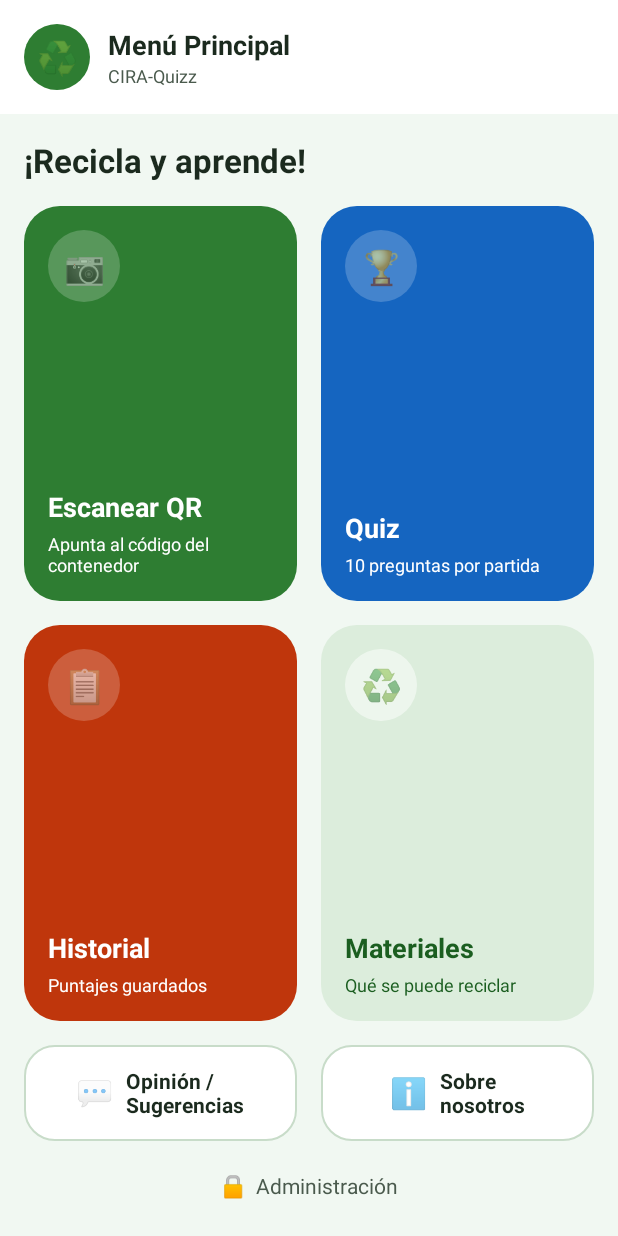
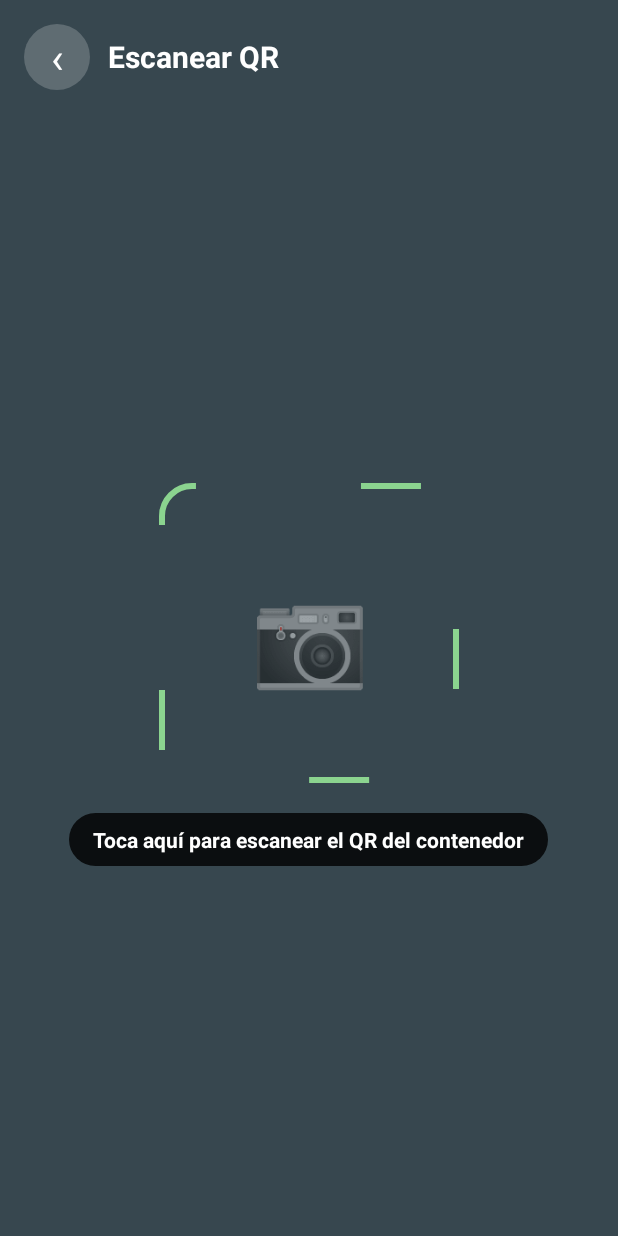
Before and after one commit to Nainali-Pixel/CIRA-Quizz, an Android app: the screen it shows after launch (MenuActivity before the commit, EscanearQrActivity after it), after a tap on an icon or button, on a phone screen of 412 x 824 dp. Run offline under Robolectric (Android 15) with nearby library versions, the phone set to English and light mode, and no system bars; libraries missing offline, so code that uses them is left out: com.journeyapps.barcodescanner; 6 statements that could not run were skipped.

Commit message:
Pantalla Escanear QR con catálogo de residuos

```diff
--- /dev/null
+++ b/app/src/main/java/com/devst/ciraquizz/EscanearQrActivity.java
@@ -0,0 +1,80 @@
+package com.devst.ciraquizz;
+
+import android.os.Bundle;
+import android.view.View;
+import android.widget.Button;
+import android.widget.TextView;
+
+import androidx.activity.result.ActivityResultLauncher;
+import androidx.appcompat.app.AppCompatActivity;
+
+import com.devst.ciraquizz.model.Residuo;
+import com.devst.ciraquizz.util.CatalogoResiduos;
+import com.journeyapps.barcodescanner.ScanContract;
+import com.journeyapps.barcodescanner.ScanOptions;
+
+// Pantalla 2 - Escanear QR: lee el código del contenedor y muestra el residuo
+public class EscanearQrActivity extends AppCompatActivity {
+
+    private View hojaResultado;
+    private TextView txtEmoji, txtNombreResiduo, txtContenedor, txtConsejo, txtInstruccion;
+
+    // Abre la cámara de la librería zxing y recibe el texto del QR
+    private final ActivityResultLauncher<ScanOptions> lanzadorEscaner =
+            registerForActivityResult(new ScanContract(), resultado -> {
+                if (resultado.getContents() == null) {
+                    txtInstruccion.setText("Escaneo cancelado. Toca para intentar de nuevo");
+                } else {
+                    mostrarResiduo(resultado.getContents());
+                }
+            });
+
+    @Override
+    protected void onCreate(Bundle savedInstanceState) {
+        super.onCreate(savedInstanceState);
+        setContentView(R.layout.activity_escanear_qr);
+
+        hojaResultado    = findViewById(R.id.hojaResultado);
+        txtEmoji         = findViewById(R.id.txtEmoji);
+        txtNombreResiduo = findViewById(R.id.txtNombreResiduo);
+        txtContenedor    = findViewById(R.id.txtContenedor);
+        txtConsejo       = findViewById(R.id.txtConsejo);
+        txtInstruccion   = findViewById(R.id.txtInstruccion);
+        Button btnEscanearOtro = findViewById(R.id.btnEscanearOtro);
+
+        findViewById(R.id.btnVolver).setOnClickListener(v -> finish());
+        findViewById(R.id.zonaEscaneo).setOnClickListener(v -> abrirEscaner());
+        btnEscanearOtro.setOnClickListener(v -> abrirEscaner());
+
+        // Apenas se abre la pantalla, se abre la cámara
+        abrirEscaner();
+    }
+
+    private void abrirEscaner() {
+        ScanOptions opciones = new ScanOptions();
+        opciones.setDesiredBarcodeFormats(ScanOptions.QR_CODE);
+        opciones.setPrompt("Enfoca el código QR del contenedor");
+        opciones.setBeepEnabled(true);
+        opciones.setOrientationLocked(false);
+        lanzadorEscaner.launch(opciones);
+    }
+
+    private void mostrarResiduo(String codigo) {
+        Residuo residuo = CatalogoResiduos.buscar(codigo);
+        hojaResultado.setVisibility(View.VISIBLE);
+
+        if (residuo == null) {
+            // Validación: el QR no pertenece a CIRA
+            txtEmoji.setText("❓");
+            txtNombreResiduo.setText("Código no reconocido");
+            txtContenedor.setText("");
+            txtConsejo.setText("Este QR no pertenece a un contenedor CIRA.");
+            return;
+        }
+
+        txtEmoji.setText(residuo.getEmoji());
+        txtNombreResiduo.setText(residuo.getNombre());
+        txtContenedor.setText("Contenedor: " + CatalogoResiduos.nombreContenedor(residuo.getCategoria()));
+        txtConsejo.setText(residuo.getConsejo());
+    }
+}
--- a/app/src/main/java/com/devst/ciraquizz/MenuActivity.java
+++ b/app/src/main/java/com/devst/ciraquizz/MenuActivity.java
@@ -1,5 +1,6 @@
 package com.devst.ciraquizz;
 
+import android.content.Intent;
 import android.os.Bundle;
 import android.view.View;
 import android.widget.Toast;
@@ -25,9 +26,11 @@ public class MenuActivity extends AppCompatActivity {
         View btnSobreNosotros  = findViewById(R.id.btnSobreNosotros);
         View btnAdministracion = findViewById(R.id.btnAdministracion);
 
-        // Por ahora muestran un aviso. Cuando exista cada pantalla,
-        // se cambia por: startActivity(new Intent(this, QuizActivity.class));
-        cardEscanearQr.setOnClickListener(v -> avisar("Escanear QR"));
+        // Escanear QR ya abre su pantalla
+        cardEscanearQr.setOnClickListener(v ->
+                startActivity(new Intent(this, EscanearQrActivity.class)));
+
+        // Las demás muestran un aviso hasta que exista su pantalla
         cardQuiz.setOnClickListener(v -> avisar("Quiz"));
         cardHistorial.setOnClickListener(v -> avisar("Historial"));
         cardMateriales.setOnClickListener(v -> avisar("Materiales"));
--- a/app/src/main/java/com/devst/ciraquizz/model/Residuo.java
+++ b/app/src/main/java/com/devst/ciraquizz/model/Residuo.java
@@ -1,19 +1,25 @@
 package com.devst.ciraquizz.model;
 
+// Representa un residuo: su nombre, la categoría de reciclaje,
+// un emoji que lo dibuja y un consejo para depositarlo bien
+public class Residuo {
+    private String nombre;
+    private String categoria;
+    private String emoji;
+    private String consejo;
 
-//Representa una basura, tiene su nombre, categoria de reciclaje y su imagen
-public class Residuo {
-    private final String nombre;
-    private final String categoria;
-    private final int imagen;      // aquí va R.drawable.nombre_de_la_imagen
+    // Constructor vacío (lo pide Firestore si algún día se guarda en la nube)
+    public Residuo() {}
 
-    public Residuo(String nombre, String categoria, int imagen) {
+    public Residuo(String nombre, String categoria, String emoji, String consejo) {
         this.nombre = nombre;
         this.categoria = categoria;
-        this.imagen = imagen;
+        this.emoji = emoji;
+        this.consejo = consejo;
     }
 
     public String getNombre() { return nombre; }
     public String getCategoria() { return categoria; }
-    public int getImagen() { return imagen; }
+    public String getEmoji() { return emoji; }
+    public String getConsejo() { return consejo; }
 }
--- /dev/null
+++ b/app/src/main/java/com/devst/ciraquizz/util/CatalogoResiduos.java
@@ -0,0 +1,42 @@
+package com.devst.ciraquizz.util;
+
+import com.devst.ciraquizz.model.Residuo;
+
+import java.util.HashMap;
+import java.util.Map;
+
+// Lista de residuos que reconoce el escáner.
+// La "clave" es el texto que lleva cada código QR (por ejemplo "CAJA_CEREAL").
+public class CatalogoResiduos {
+
+    private static final Map<String, Residuo> RESIDUOS = new HashMap<>();
+
+    static {
+        RESIDUOS.put("CAJA_CEREAL", new Residuo("Caja de cereal", Constantes.CARTON, "📦", "Aplánala antes de depositarla."));
+        RESIDUOS.put("PAPEL_PERIODICO", new Residuo("Papel periódico", Constantes.CARTON, "📰", "Debe estar seco y limpio."));
+        RESIDUOS.put("CAJA_ZAPATOS", new Residuo("Caja de zapatos", Constantes.CARTON, "📦", "Quita el papel de seda y aplánala."));
+        RESIDUOS.put("LATA_ALUMINIO", new Residuo("Lata de aluminio", Constantes.ALUMINIO, "🥫", "Vacíala y enjuágala antes de reciclar."));
+        RESIDUOS.put("LATA_ATUN", new Residuo("Lata de atún", Constantes.ALUMINIO, "🥫", "Enjuágala para quitar restos de comida."));
+        RESIDUOS.put("LATA_REFRESCO", new Residuo("Lata de refresco", Constantes.ALUMINIO, "🥤", "Vacíala y aplástala para ahorrar espacio."));
+        RESIDUOS.put("BOTELLA_REFRESCO", new Residuo("Botella de refresco", Constantes.PLASTICO, "🧴", "Vacíala, aplástala y ponle la tapa."));
+        RESIDUOS.put("BOLSA_PLASTICO", new Residuo("Bolsa de plástico", Constantes.PLASTICO, "🛍️", "Junta varias bolsas dentro de una."));
+        RESIDUOS.put("TAPA_BOTELLA", new Residuo("Tapa de botella", Constantes.PLASTICO, "🔘", "Va al contenedor de plástico."));
+        RESIDUOS.put("CASCARA_PLATANO", new Residuo("Cáscara de plátano", Constantes.OTROS, "🍌", "Es orgánico: va al contenedor de otros."));
+    }
+
+    // Devuelve el residuo de ese código, o null si no existe
+    public static Residuo buscar(String codigo) {
+        if (codigo == null) return null;
+        return RESIDUOS.get(codigo.trim().toUpperCase());
+    }
+
+    // Convierte la categoría en un texto bonito para mostrar
+    public static String nombreContenedor(String categoria) {
+        switch (categoria) {
+            case Constantes.CARTON:   return "Cartón";
+            case Constantes.ALUMINIO: return "Aluminio / Latas";
+            case Constantes.PLASTICO: return "Plástico";
+            default:                  return "Otros";
+        }
+    }
+}
--- /dev/null
+++ b/app/src/main/res/drawable/bg_hoja.xml
@@ -0,0 +1,5 @@
+<?xml version="1.0" encoding="utf-8"?>
+<shape xmlns:android="http://schemas.android.com/apk/res/android" android:shape="rectangle">
+    <solid android:color="@color/white" />
+    <corners android:topLeftRadius="28dp" android:topRightRadius="28dp" />
+</shape>
--- /dev/null
+++ b/app/src/main/res/drawable/bg_marco_qr.xml
@@ -0,0 +1,6 @@
+<?xml version="1.0" encoding="utf-8"?>
+<shape xmlns:android="http://schemas.android.com/apk/res/android" android:shape="rectangle">
+    <solid android:color="#00000000" />
+    <stroke android:width="4dp" android:color="#8BD48F" android:dashWidth="40dp" android:dashGap="110dp" />
+    <corners android:radius="20dp" />
+</shape>
--- /dev/null
+++ b/app/src/main/res/layout/activity_escanear_qr.xml
@@ -0,0 +1,136 @@
+<?xml version="1.0" encoding="utf-8"?>
+<!-- Pantalla 2: Escanear QR -->
+<LinearLayout xmlns:android="http://schemas.android.com/apk/res/android"
+    xmlns:app="http://schemas.android.com/apk/res-auto"
+    android:layout_width="match_parent"
+    android:layout_height="match_parent"
+    android:background="#37474F"
+    android:fitsSystemWindows="true"
+    android:orientation="vertical">
+
+    <!-- Encabezado con botón volver -->
+    <LinearLayout
+        android:layout_width="match_parent"
+        android:layout_height="wrap_content"
+        android:gravity="center_vertical"
+        android:orientation="horizontal"
+        android:padding="16dp">
+
+        <TextView
+            android:id="@+id/btnVolver"
+            android:layout_width="44dp"
+            android:layout_height="44dp"
+            android:background="@drawable/bg_redondo"
+            android:backgroundTint="#33FFFFFF"
+            android:gravity="center"
+            android:text="‹"
+            android:textColor="@color/white"
+            android:textSize="28sp" />
+
+        <TextView
+            android:layout_width="wrap_content"
+            android:layout_height="wrap_content"
+            android:layout_marginStart="12dp"
+            android:text="Escanear QR"
+            android:textColor="@color/white"
+            android:textSize="20sp"
+            android:textStyle="bold" />
+    </LinearLayout>
+
+    <!-- Zona del marco: al tocarla se abre la cámara -->
+    <LinearLayout
+        android:id="@+id/zonaEscaneo"
+        android:layout_width="match_parent"
+        android:layout_height="0dp"
+        android:layout_weight="1"
+        android:gravity="center"
+        android:orientation="vertical">
+
+        <TextView
+            android:layout_width="200dp"
+            android:layout_height="200dp"
+            android:background="@drawable/bg_marco_qr"
+            android:gravity="center"
+            android:text="📷"
+            android:textSize="64sp" />
+
+        <TextView
+            android:id="@+id/txtInstruccion"
+            android:layout_width="wrap_content"
+            android:layout_height="wrap_content"
+            android:layout_marginTop="20dp"
+            android:background="@drawable/bg_redondo"
+            android:backgroundTint="#CC000000"
+            android:paddingHorizontal="16dp"
+            android:paddingVertical="8dp"
+            android:text="Toca aquí para escanear el QR del contenedor"
+            android:textColor="@color/white"
+            android:textSize="14sp"
+            android:textStyle="bold" />
+    </LinearLayout>
+
+    <!-- Hoja inferior con el resultado (oculta hasta escanear) -->
+    <LinearLayout
+        android:id="@+id/hojaResultado"
+        android:layout_width="match_parent"
+        android:layout_height="wrap_content"
+        android:background="@drawable/bg_hoja"
+        android:gravity="center_horizontal"
+        android:orientation="vertical"
+        android:padding="24dp"
+        android:visibility="gone">
+
+        <TextView
+            android:id="@+id/txtEmoji"
+            android:layout_width="match_parent"
+            android:layout_height="150dp"
+            android:background="@drawable/bg_redondo"
+            android:backgroundTint="@color/cira_fondo"
+            android:gravity="center"
+            android:text="📦"
+            android:textSize="72sp" />
+
+        <TextView
+            android:id="@+id/txtNombreResiduo"
+            android:layout_width="wrap_content"
+            android:layout_height="wrap_content"
+            android:layout_marginTop="16dp"
+            android:text="Caja de cereal"
+            android:textColor="@color/cira_texto"
+            android:textSize="22sp"
+            android:textStyle="bold" />
+
+        <TextView
+            android:id="@+id/txtContenedor"
+            android:layout_width="wrap_content"
+            android:layout_height="wrap_content"
+            android:layout_marginTop="6dp"
+            android:text="Contenedor: Cartón"
+            android:textColor="@color/cira_verde"
+            android:textSize="15sp"
+            android:textStyle="bold" />
+
+        <TextView
+            android:id="@+id/txtConsejo"
+            android:layout_width="wrap_content"
+            android:layout_height="wrap_content"
+            android:layout_marginTop="4dp"
+            android:gravity="center"
+            android:text="Aplánala antes de depositarla."
+            android:textColor="@color/cira_texto_suave"
+            android:textSize="14sp" />
+
+        <Button
+            android:id="@+id/btnEscanearOtro"
+            android:layout_width="match_parent"
+            android:layout_height="56dp"
+            android:layout_marginTop="24dp"
+            android:backgroundTint="@color/cira_verde"
+            android:text="🔄  Escanear otro"
+            android:textAllCaps="false"
+            android:textColor="@color/white"
+            android:textSize="16sp"
+            android:textStyle="bold"
+            app:cornerRadius="28dp" />
+    </LinearLayout>
+</LinearLayout>
```
Also changed, not shown: app/src/main/AndroidManifest.xml (+12 -1 lines).
